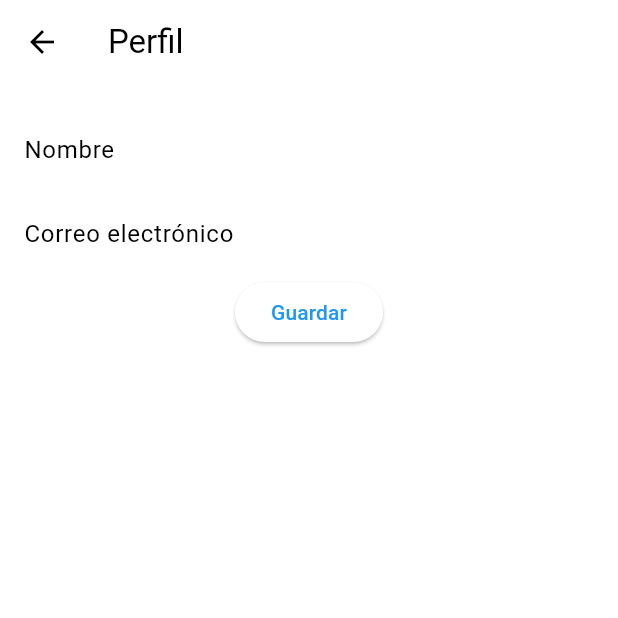
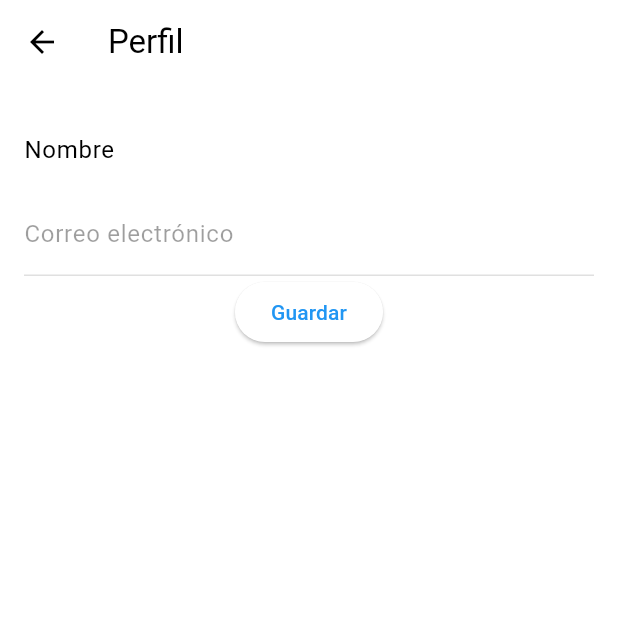
Before and after one commit to StephannyPA/CountCraft, a Flutter app: the screen it shows once a user with an empty profile is signed in, item 5 of the bottom bar chosen, after a tap on "Perfil", on a phone screen of 412 x 824 dp, the top half of it. Run offline on Flutter 3.47's test engine with Material 3 defaults, Android fonts, the phone set to English and light mode, and no system bars; drawn by our look-alikes of dynamic_color; our stand-ins replace cloud_firestore, firebase_auth, firebase_core, syncfusion_flutter_charts; accounts and stored records are empty.

Commit message:
Actualiza configuracion y perfil

```diff
--- a/lib/menu/configuracion.dart
+++ b/lib/menu/configuracion.dart
@@ -1,6 +1,7 @@
 import 'package:firebase_auth/firebase_auth.dart';
 import 'package:flutter/material.dart';
 import 'package:raymisa/widgets/login.dart';
+import 'package:raymisa/menu/perfil.dart'; // Asegúrate de importar la página de perfil correctamente
 
 class Configuracion extends StatelessWidget {
   const Configuracion({super.key});
@@ -13,82 +14,95 @@ class Configuracion extends StatelessWidget {
         centerTitle: true,
       ),
       body: ListView(
+        padding: const EdgeInsets.all(16.0),
         children: <Widget>[
-          ListTile(
-            leading: const Icon(Icons.person),
-            title: const Text('Perfil'),
-            subtitle: const Text('Editar perfil'),
-            trailing: const Icon(Icons.arrow_forward_ios),
-            onTap: () {
-              Navigator.push(
-                context,
-                MaterialPageRoute(builder: (context) => const PerfilPage()),
-              );
-            },
+          _buildCustomListTile(
+            context,
+            icon: Icons.person,
+            title: 'Perfil',
+            subtitle: 'Editar perfil',
+            page: const PerfilPage(),
           ),
-          const Divider(),
-          ListTile(
-            leading: const Icon(Icons.lock),
-            title: const Text('Privacidad'),
-            subtitle: const Text('Configuración de privacidad'),
-            trailing: const Icon(Icons.arrow_forward_ios),
-            onTap: () {
-              Navigator.push(
-                context,
-                MaterialPageRoute(builder: (context) => const PrivacidadPage()),
-              );
-            },
+          _buildDivider(),
+          _buildCustomListTile(
+            context,
+            icon: Icons.lock,
+            title: 'Privacidad',
+            subtitle: 'Configuración de privacidad',
+            page: const PrivacidadPage(),
           ),
-          const Divider(),
-          ListTile(
-            leading: const Icon(Icons.notifications),
-            title: const Text('Notificaciones'),
-            subtitle: const Text('Configuración de notificaciones'),
-            trailing: const Icon(Icons.arrow_forward_ios),
-            onTap: () {
-              Navigator.push(
-                context,
-                MaterialPageRoute(builder: (context) => const NotificacionesPage()),
-              );
-            },
+          _buildDivider(),
+          _buildCustomListTile(
+            context,
+            icon: Icons.notifications,
+            title: 'Notificaciones',
+            subtitle: 'Configuración de notificaciones',
+            page: const NotificacionesPage(),
           ),
-          const Divider(),
-          ListTile(
-            leading: const Icon(Icons.language),
-            title: const Text('Idioma'),
-            subtitle: const Text('Seleccionar idioma'),
-            trailing: const Icon(Icons.arrow_forward_ios),
-            onTap: () {
-              Navigator.push(
-                context,
-                MaterialPageRoute(builder: (context) => const IdiomaPage()),
-              );
-            },
+          _buildDivider(),
+          _buildCustomListTile(
+            context,
+            icon: Icons.language,
+            title: 'Idioma',
+            subtitle: 'Seleccionar idioma',
+            page: const IdiomaPage(),
           ),
-          const Divider(),
-          ListTile(
-            leading: const Icon(Icons.info),
-            title: const Text('Sobre la app'),
-            subtitle: const Text('Información sobre la aplicación'),
-            trailing: const Icon(Icons.arrow_forward_ios),
-            onTap: () {
-              Navigator.push(
-                context,
-                MaterialPageRoute(builder: (context) => const SobreAppPage()),
-              );
-            },
+          _buildDivider(),
+          _buildCustomListTile(
+            context,
+            icon: Icons.info,
+            title: 'Sobre la app',
+            subtitle: 'Información sobre la aplicación',
+            page: const SobreAppPage(),
           ),
-          const Divider(),
-          ListTile(
-            leading: const Icon(Icons.logout),
-            title: const Text('Cerrar sesión'),
-            trailing: const Icon(Icons.arrow_forward_ios),
-            onTap: () {
-              _signOut(context);
-            },
+          _buildDivider(),
+          _buildCustomListTile(
+            context,
+            icon: Icons.logout,
+            title: 'Cerrar sesión',
+            subtitle: '',
+            onTap: () => _signOut(context),
           ),
         ],
       ),
+    );
+  }
+
+  Widget _buildCustomListTile(BuildContext context, {
+    required IconData icon,
+    required String title,
+    required String subtitle,
+    Widget? page,
+    void Function()? onTap,
+  }) {
+    return Container(
+      margin: const EdgeInsets.symmetric(vertical: 5.0),
+      decoration: BoxDecoration(
+        color: Colors.black,
+        borderRadius: BorderRadius.circular(10.0),
+      ),
+      child: ListTile(
+        leading: Icon(icon, color: Colors.white),
+        title: Text(title, style: const TextStyle(color: Colors.white)),
+        subtitle: Text(subtitle, style: const TextStyle(color: Colors.white70)),
+        trailing: const Icon(Icons.arrow_forward_ios, color: Colors.white),
+        onTap: onTap ?? () {
+          if (page != null) {
+            Navigator.push(
+              context,
+              MaterialPageRoute(builder: (context) => page),
+            );
+          }
+        },
+      ),
+    );
+  }
+
+  Widget _buildDivider() {
+    return const Divider(
+      color: Colors.white24,
+      thickness: 1.0,
+      height: 20.0,
     );
   }
 
@@ -102,38 +116,6 @@ class Configuracion extends StatelessWidget {
 }
 
 // Ejemplo de las páginas individuales de configuración:
-
-class PerfilPage extends StatelessWidget {
-  const PerfilPage({super.key});
-
-  @override
-  Widget build(BuildContext context) {
-    return Scaffold(
-      appBar: AppBar(
-        title: const Text('Perfil'),
-      ),
-      body: Padding(
-        padding: const EdgeInsets.all(16.0),
-        child: Column(
-          children: <Widget>[
-            const TextField(
-              decoration: InputDecoration(labelText: 'Nombre'),
-            ),
-            const TextField(
-              decoration: InputDecoration(labelText: 'Correo electrónico'),
-            ),
-            ElevatedButton(
-              onPressed: () {
-                // Lógica para guardar la información del perfil
-              },
-              child: const Text('Guardar'),
-            ),
-          ],
-        ),
-      ),
-    );
-  }
-}
 
 class PrivacidadPage extends StatelessWidget {
   const PrivacidadPage({super.key});
@@ -252,12 +234,22 @@ class SobreAppPage extends StatelessWidget {
           crossAxisAlignment: CrossAxisAlignment.start,
           children: <Widget>[
             Text(
-              'Versión 1.0.0',
-              style: TextStyle(fontSize: 18),
+              'Raymisa App',
+              style: TextStyle(fontSize: 24, fontWeight: FontWeight.bold),
             ),
             SizedBox(height: 10),
             Text(
-              'Esta es una aplicación para la gestión de procesos y muestras de indumentaria.',
+              'Versión 1.0.0 - Última Actualización: Junio 2024',
+              style: TextStyle(fontSize: 16),
+            ),
+            SizedBox(height: 20),
+            Text(
+              'Raymisa App es una aplicación diseñada para facilitar la gestión de procesos y muestras de indumentaria. Con una interfaz intuitiva y funciones avanzadas, esta app permite a los usuarios:',
+              style: TextStyle(fontSize: 16),
+            ),
+            SizedBox(height: 20),
+            Text(
+              'Raymisa App está diseñada pensando en la facilidad de uso y en proporcionar herramientas eficientes para la gestión de procesos y muestras de indumentaria. ¡Esperamos que disfrutes usando nuestra aplicación!',
               style: TextStyle(fontSize: 16),
             ),
           ],
--- /dev/null
+++ b/lib/menu/perfil.dart
@@ -0,0 +1,97 @@
+import 'package:cloud_firestore/cloud_firestore.dart';
+import 'package:firebase_auth/firebase_auth.dart';
+import 'package:flutter/material.dart';
+
+class PerfilPage extends StatefulWidget {
+  const PerfilPage({super.key});
+
+  @override
+  _PerfilPageState createState() => _PerfilPageState();
+}
+
+class _PerfilPageState extends State<PerfilPage> {
+  String _name = '';
+  final _emailController = TextEditingController();
+  final _nameController = TextEditingController();
+
+  @override
+  void initState() {
+    super.initState();
+    _loadUserData();
+  }
+
+  Future<void> _loadUserData() async {
+    User? user = FirebaseAuth.instance.currentUser;
+    if (user != null) {
+      print('UID del usuario: ${user.uid}'); // Imprimir UID del usuario
+      try {
+        DocumentSnapshot userDoc = await FirebaseFirestore.instance.collection('users').doc(user.uid).get();
+        if (userDoc.exists) {
+          print('Documento encontrado'); // Confirmar que el documento existe
+          setState(() {
+            _name = userDoc['Nombre'] ?? 'Nombre no encontrado';
+            _emailController.text = user.email ?? 'Correo no encontrado';
+            _nameController.text = _name;
+            print('Nombre: $_name'); // Imprimir nombre cargado
+            print('Correo: ${_emailController.text}'); // Imprimir correo cargado
+          });
+        } else {
+          print('Documento no existe');
+        }
+      } catch (e) {
+        print('Error al cargar los datos del usuario: $e');
+      }
+    } else {
+      print('Usuario no autenticado');
+    }
+  }
+
+  Future<void> _saveUserData() async {
+    User? user = FirebaseAuth.instance.currentUser;
+    if (user != null) {
+      try {
+        await FirebaseFirestore.instance.collection('users').doc(user.uid).update({
+          'Nombre': _nameController.text,
+          'Correo': _emailController.text,
+        });
+        setState(() {
+          _name = _nameController.text;
+        });
+        print('Datos guardados correctamente'); // Confirmar que los datos se han guardado
+      } catch (e) {
+        print('Error al guardar los datos del usuario: $e');
+      }
+    } else {
+      print('Usuario no autenticado');
+    }
+  }
+
+  @override
+  Widget build(BuildContext context) {
+    return Scaffold(
+      appBar: AppBar(
+        title: const Text('Perfil'),
+      ),
+      body: Padding(
+        padding: const EdgeInsets.all(16.0),
+        child: Column(
+          children: <Widget>[
+            TextFormField(
+              controller: _nameController,
+              decoration: InputDecoration(labelText: 'Nombre'),
+            ),
+            TextFormField(
+              controller: _emailController,
+              decoration: InputDecoration(labelText: 'Correo electrónico'),
+              enabled: false,
+            ),
+            ElevatedButton(
+              onPressed: _saveUserData,
+              child: const Text('Guardar'),
+            ),
+          ],
+        ),
+      ),
+    );
+  }
+}
```
